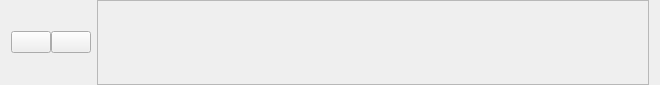
Before: the Qt Designer form src/grooveoff/audioplayer.ui in gcala/grooveoff, drawn with Qt 5.
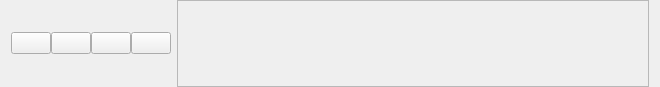
After: the same form once the commit is applied. Custom widgets are drawn as their Qt base class.

Commit message: Added Previous/Next track buttons.

What changed in the file:
```diff
--- a/src/grooveoff/audioplayer.ui
+++ b/src/grooveoff/audioplayer.ui
@@ -7,7 +7,7 @@
     <x>0</x>
     <y>0</y>
     <width>660</width>
-    <height>85</height>
+    <height>87</height>
    </rect>
   </property>
   <property name="windowTitle">
@@ -25,6 +25,13 @@
      <property name="spacing">
       <number>0</number>
      </property>
+     <item>
+      <widget class="QPushButton" name="previousButton">
+       <property name="text">
+        <string/>
+       </property>
+      </widget>
+     </item>
      <item>
       <widget class="QPushButton" name="playPauseButton">
        <property name="text">
@@ -39,6 +46,13 @@
        </property>
       </widget>
      </item>
+     <item>
+      <widget class="QPushButton" name="nextButton">
+       <property name="text">
+        <string/>
+       </property>
+      </widget>
+     </item>
     </layout>
    </item>
    <item>
```
Left out of the diff: 2 changed lines with no effect on the pictures. The commit also changes 2 other files.
